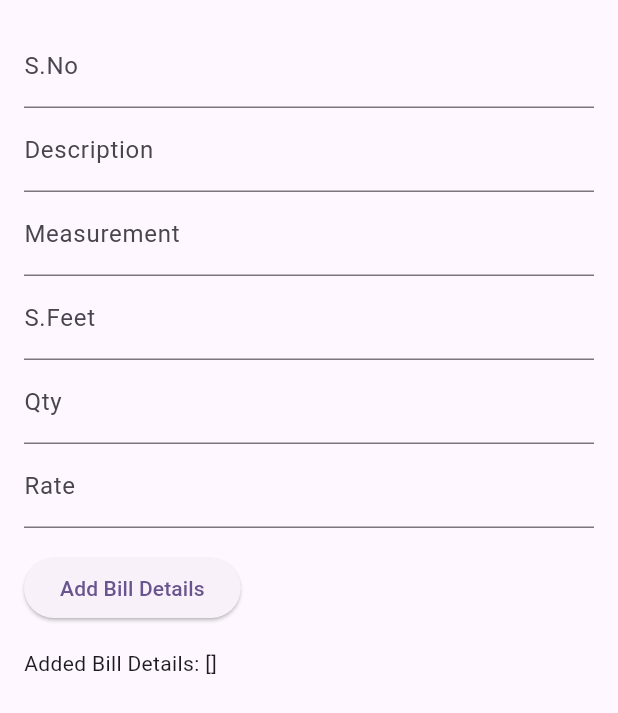
After one commit to ad956/project_peedify, a Flutter app: the BillDetailsForm screen opened by its route, after a tap on "Add Bill Details", on a phone screen of 412 x 824 dp. The commit adds this screen. Shown: the top 713 px of the screen. Run offline on Flutter 3.47's test engine with Material 3 defaults, Android fonts, the phone set to English and light mode, and no system bars; our stand-ins replace go_router.

Commit message:
screens added

```diff
--- /dev/null
+++ b/lib/screens/bill_screen.dart
@@ -0,0 +1,101 @@
+import 'package:flutter/material.dart';
+
+class BillDetailsForm extends StatefulWidget {
+  @override
+  _BillDetailsFormState createState() => _BillDetailsFormState();
+}
+
+class _BillDetailsFormState extends State<BillDetailsForm> {
+  final List<Map<String, String>> billDetailsList = [];
+  final _formKey = GlobalKey<FormState>();
+
+  String sNo = '';
+  String description = '';
+  String measurement = '';
+  String squareFeet = '';
+  String qty = '';
+  String rate = '';
+
+  @override
+  Widget build(BuildContext context) {
+    return Scaffold(
+      body: Padding(
+        padding: const EdgeInsets.all(16.0),
+        child: Form(
+          key: _formKey,
+          child: Column(
+            crossAxisAlignment: CrossAxisAlignment.start,
+            children: [
+              TextFormField(
+                decoration: const InputDecoration(labelText: 'S.No'),
+                onChanged: (value) {
+                  sNo = value;
+                },
+              ),
+              TextFormField(
+                decoration: const InputDecoration(labelText: 'Description'),
+                onChanged: (value) {
+                  description = value;
+                },
+              ),
+              TextFormField(
+                decoration: const InputDecoration(labelText: 'Measurement'),
+                onChanged: (value) {
+                  measurement = value;
+                },
+              ),
+              TextFormField(
+                decoration: const InputDecoration(labelText: 'S.Feet'),
+                onChanged: (value) {
+                  squareFeet = value;
+                },
+              ),
+              TextFormField(
+                decoration: const InputDecoration(labelText: 'Qty'),
+                onChanged: (value) {
+                  qty = value;
+                },
+              ),
+              TextFormField(
+                decoration: const InputDecoration(labelText: 'Rate'),
+                onChanged: (value) {
+                  rate = value;
+                },
+              ),
+              const SizedBox(height: 16.0),
+              ElevatedButton(
+                onPressed: () {
+                  if (_formKey.currentState!.validate()) {
+                    double amount = double.parse(squareFeet) *
+                        double.parse(qty) *
+                        double.parse(rate);
+                    String amountString = amount.toStringAsFixed(2);
+
+                    Map<String, String> billDetails = {
+                      'S.No': sNo,
+                      'Description': description,
+                      'Measurement': measurement,
+                      'S.Feet': squareFeet,
+                      'Qty': qty,
+                      'Rate': rate,
+                      'Amount': amountString,
+                    };
+
+                    billDetailsList.add(billDetails);
+
+                    _formKey.currentState!.reset();
+
+                    print('Bill Details Added: $billDetailsList');
+                  }
+                },
+                child: const Text('Add Bill Details'),
+              ),
+              const SizedBox(height: 16.0),
+              Text('Added Bill Details: $billDetailsList'),
+            ],
+          ),
+        ),
+      ),
+    );
+  }
+}
--- /dev/null
+++ b/lib/screens/error_screen.dart
@@ -0,0 +1,25 @@
+import 'package:flutter/material.dart';
+
+class ErrorScreen extends StatelessWidget {
+  const ErrorScreen({super.key});
+
+  @override
+  Widget build(BuildContext context) {
+    return Scaffold(
+      appBar: AppBar(title: const Text('Error Screen')),
+      body: Center(
+        child: Column(
+          mainAxisAlignment: MainAxisAlignment.center,
+          children: [
+            const Text("404 Page Not Found !!!"),
+            const SizedBox(height: 20),
+            ElevatedButton(
+              onPressed: () => {},
+              child: const Text('Go  to Home Screen'),
+            ),
+          ],
+        ),
+      ),
+    );
+  }
+}
--- a/lib/screens/home_screen.dart
+++ b/lib/screens/home_screen.dart
@@ -1,4 +1,6 @@
 import 'package:flutter/material.dart';
+import 'package:go_router/go_router.dart';
+import 'package:peedify/routes/router_config.dart';
 
 class HomeScreen extends StatelessWidget {
   const HomeScreen({super.key});
@@ -73,6 +75,8 @@ class HomeScreen extends StatelessWidget {
                       print('Address: ${addressController.text}');
                       print('Bill Number: ${billNumberController.text}');
                       print('Date: ${dateController.text}');
+
+                      GoRouter.of(context).go("/bill");
                     }
                   },
                   child: const Text('Submit'),
--- a/pubspec.yaml
+++ b/pubspec.yaml
@@ -35,6 +35,7 @@ dependencies:
   # The following adds the Cupertino Icons font to your application.
   # Use with the CupertinoIcons class for iOS style icons.
   cupertino_icons: ^1.0.2
+  go_router: ^13.0.0
 
 dev_dependencies:
   flutter_test:
```
Also changed, not shown: pubspec.lock.
